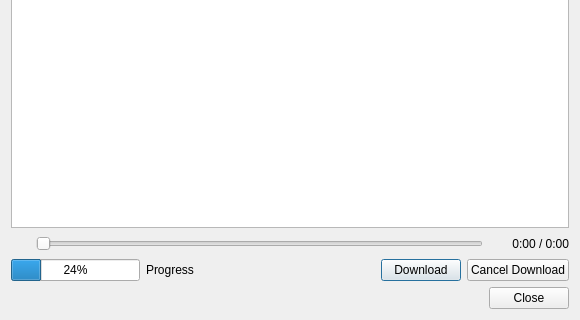
Old version of the form tvShows/TvTunesDialog.ui in the repository Komet/MediaElch; both pictures show x 0 to 580 and y 167 to 487 of the 580 by 487 pixel window.
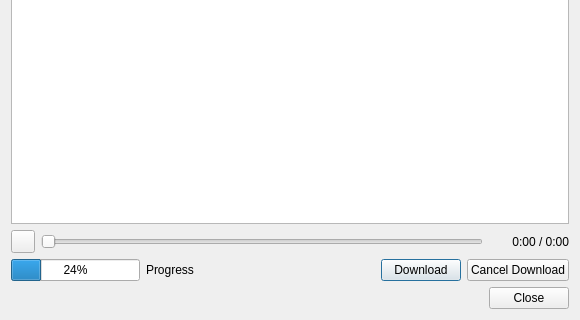
New version of the form. Icons and pictures are not drawn. Custom widgets are drawn as their Qt base class.

Diff of the .ui file:
```diff
--- a/tvShows/TvTunesDialog.ui
+++ b/tvShows/TvTunesDialog.ui
@@ -25,12 +25,6 @@
    </item>
    <item>
     <widget class="QTableWidget" name="results">
-     <property name="styleSheet">
-      <string notr="true">alternate-background-color: rgb(243, 246, 250);
-color: #395265;
-selection-background-color: qlineargradient(spread:pad, x1:0, y1:0, x2:0, y2:1, stop:0 #4185b6, stop:1 #1b6aa5);
-</string>
-     </property>
      <property name="editTriggers">
       <set>QAbstractItemView::NoEditTriggers</set>
      </property>
@@ -69,11 +63,6 @@
        <property name="cursor">
         <cursorShape>PointingHandCursor</cursorShape>
        </property>
-       <property name="styleSheet">
-        <string notr="true">QToolButton {
-	border: 0;
-}</string>
-       </property>
        <property name="text">
         <string/>
        </property>
```
